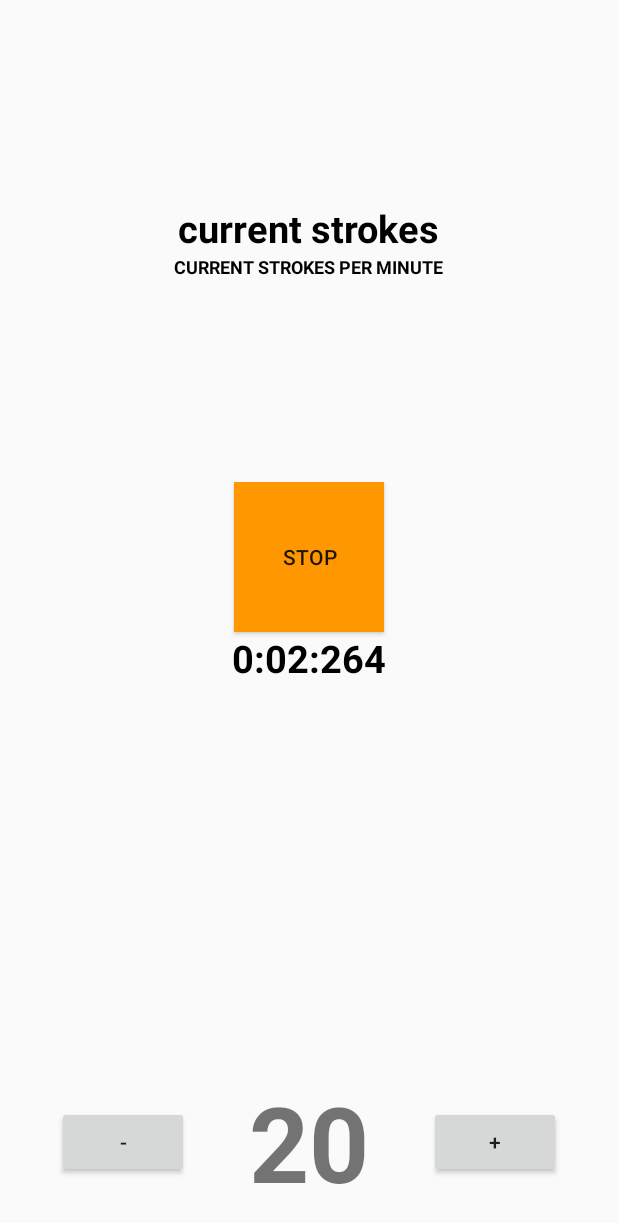
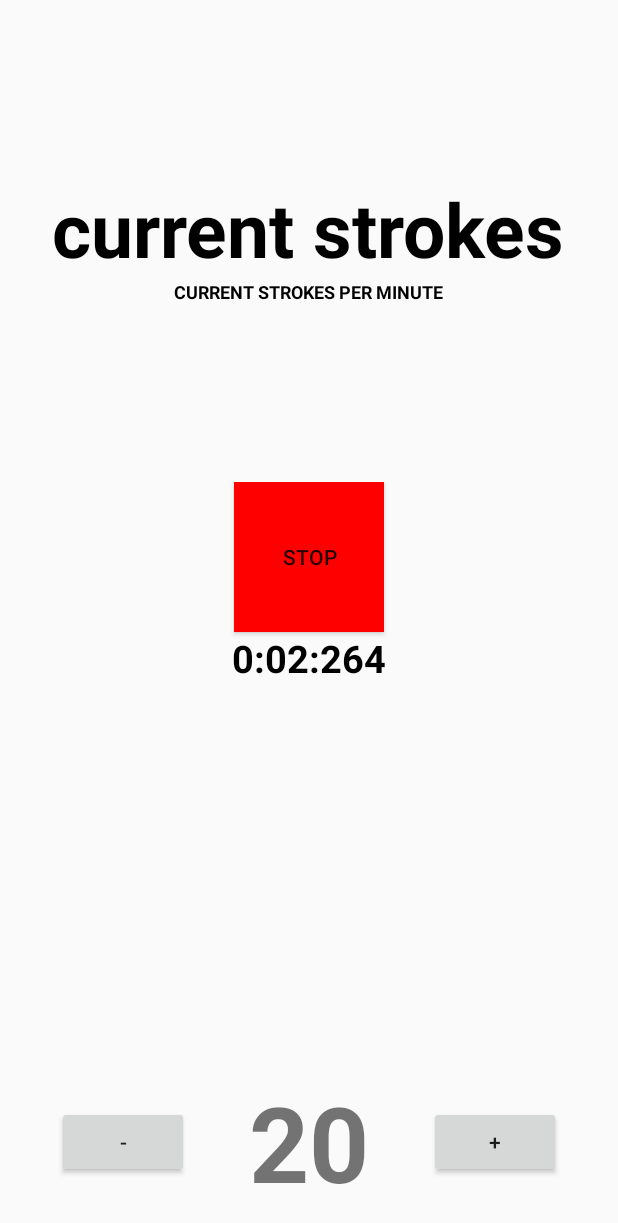
Before and after one commit to dfernandezl/TecnoRem, an Android app: the screen it shows after launch (MainActivity), after a tap on "START", on a phone screen of 412 x 824 dp. Shown: the top 1223 px of the screen. Run offline under Robolectric (Android 15) with nearby library versions, the phone set to English and light mode, and no system bars.

Commit message:
ui fixings

```diff
--- a/app/src/main/java/cat/tecnocampus/tecnorem/MainActivity.java
+++ b/app/src/main/java/cat/tecnocampus/tecnorem/MainActivity.java
@@ -1,6 +1,7 @@
 package cat.tecnocampus.tecnorem;
 
 import android.app.Activity;
+import android.graphics.Color;
 import android.os.Bundle;
 import android.view.View;
 import android.widget.Button;
@@ -33,10 +34,13 @@ public class MainActivity extends Activity {
         gps = new Gps(this);
 
         accelerometer.initializeViews();
+        accelerometer.setDesiredStrokesPerMinute(minteger);
 
         btStartPause = (Button)findViewById(R.id.btStartPause);
         increase = (Button)findViewById(R.id.increase);
         decrease = (Button)findViewById(R.id.decrease);
+
+        btStartPause.setBackgroundColor(Color.GREEN);
 
         btStartPause.setOnClickListener(new View.OnClickListener() {
             @Override
@@ -57,6 +61,7 @@ public class MainActivity extends Activity {
         accelerometer.stopAccelerometer();
         metronome.stopMetronome();
         btStartPause.setText("START");
+        btStartPause.setBackgroundColor(Color.GREEN);
         accelerometer.displayCleanValues();
     }
 
@@ -65,6 +70,7 @@ public class MainActivity extends Activity {
         accelerometer.startAccelerometer();
         metronome.startMetronome();
         btStartPause.setText("STOP");
+        btStartPause.setBackgroundColor(Color.RED);
     }
 
     //onResume() register the accelerometer for listening the events
@@ -109,6 +115,7 @@ public class MainActivity extends Activity {
     public void display(int number){
         TextView displayInteger = (TextView) findViewById(R.id.integer_number);
         displayInteger.setText(""+number);
+        accelerometer.setDesiredStrokesPerMinute(number);
         if(chronometer.isTimeRunning()){
             metronome.stopMetronome();
         }
--- a/app/src/main/java/cat/tecnocampus/tecnorem/Sensors/Accelerometer.java
+++ b/app/src/main/java/cat/tecnocampus/tecnorem/Sensors/Accelerometer.java
@@ -2,6 +2,7 @@ package cat.tecnocampus.tecnorem.Sensors;
 
 import android.app.Activity;
 import android.content.Context;
+import android.graphics.Color;
 import android.hardware.Sensor;
 import android.hardware.SensorEvent;
 import android.hardware.SensorEventListener;
@@ -38,6 +39,8 @@ public class Accelerometer implements SensorEventListener {
     private float[] magneticValues = null;
 
     private float vibrateThreshold = 0;
+
+    private int desiredStrokesPerMinute = 0;
 
     private Gps gps;
 
@@ -161,6 +164,17 @@ public class Accelerometer implements SensorEventListener {
     // display the current x,y,z accelerometer values
     public void displayCurrentValues() {
         txtStrokesPerMinute.setText(Float.toString(strokesPerMinute));
+
+        if(strokesPerMinute > desiredStrokesPerMinute){
+            txtStrokesPerMinute.setTextColor(Color.GREEN);
+        } else if (strokesPerMinute == desiredStrokesPerMinute){
+            txtStrokesPerMinute.setTextColor(Color.BLUE);
+        }
+        else{
+            txtStrokesPerMinute.setTextColor(Color.RED);
+        }
+
+
     }
 
     private float computeDeltaAcce() {
@@ -168,6 +182,10 @@ public class Accelerometer implements SensorEventListener {
         double speedModule = Math.sqrt(gps.getSpeedX()*gps.getSpeedX() + gps.getSpeedY()*gps.getSpeedZ() + gps.getSpeedZ()*gps.getSpeedZ());
 
         return (float) (scalarProduct / speedModule);
+    }
+
+    public void setDesiredStrokesPerMinute(int desiredStrokesPerMinute) {
+        this.desiredStrokesPerMinute = desiredStrokesPerMinute;
     }
 }
 
--- a/app/src/main/res/layout/activity_main.xml
+++ b/app/src/main/res/layout/activity_main.xml
@@ -20,7 +20,7 @@
             android:id="@+id/currentAcce"
             android:text="@string/current_strokes"
             android:textColor="@android:color/black"
-            android:textSize="25sp"
+            android:textSize="50sp"
             android:textStyle="bold"/>
 
         <TextView
@@ -45,7 +45,7 @@
             android:layout_width="100dp"
             android:layout_height="100dp"
             android:layout_gravity="center"
-            android:background="#FF9800"
+            android:background="#47E64E"
             android:text="@string/start" />
 
         <TextView
```
